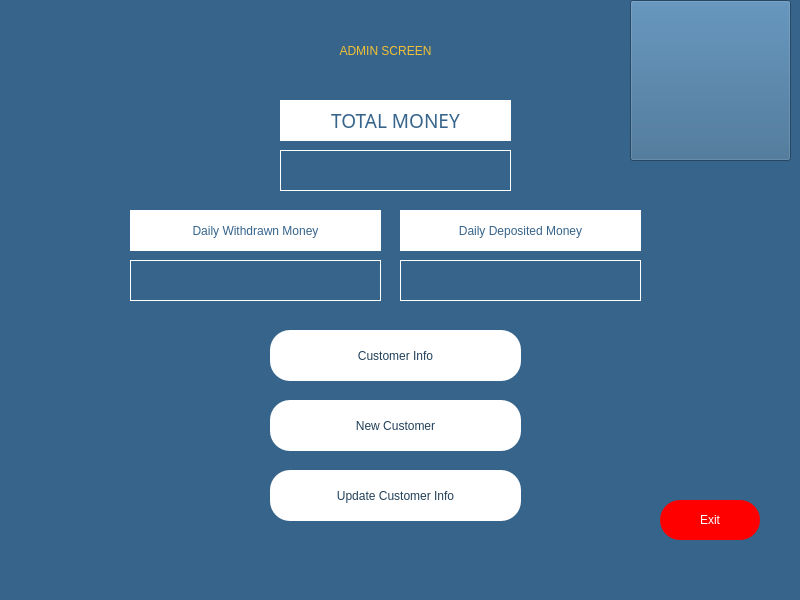
Old version of the form newadminpage.ui in the repository melihorhanyilmaz/Project.
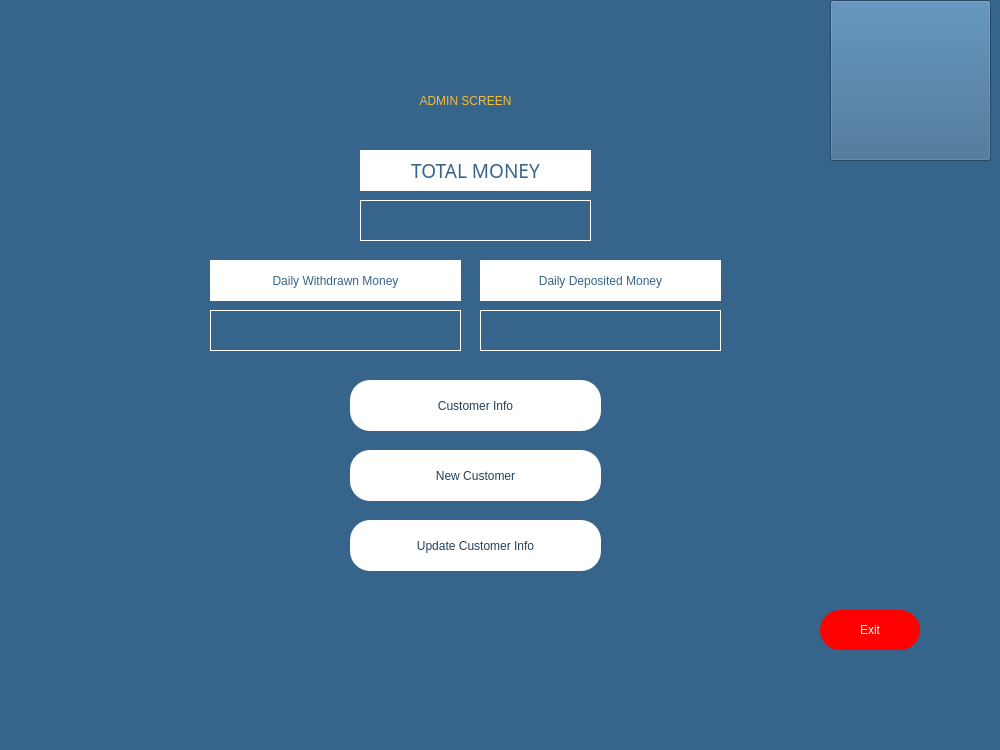
New version of the form. Icons and pictures are not drawn.

```diff
--- a/newadminpage.ui
+++ b/newadminpage.ui
@@ -6,8 +6,8 @@
    <rect>
     <x>0</x>
     <y>0</y>
-    <width>800</width>
-    <height>600</height>
+    <width>1000</width>
+    <height>750</height>
    </rect>
   </property>
   <property name="windowTitle">
@@ -20,8 +20,8 @@
    <widget class="QLabel" name="label_baslik">
     <property name="geometry">
      <rect>
-      <x>210</x>
-      <y>10</y>
+      <x>290</x>
+      <y>60</y>
       <width>351</width>
       <height>81</height>
      </rect>
@@ -40,8 +40,8 @@
    <widget class="QPushButton" name="B_updatecust">
     <property name="geometry">
      <rect>
-      <x>270</x>
-      <y>470</y>
+      <x>350</x>
+      <y>520</y>
       <width>251</width>
       <height>51</height>
      </rect>
@@ -75,8 +75,8 @@
    <widget class="QPushButton" name="B_newcust">
     <property name="geometry">
      <rect>
-      <x>270</x>
-      <y>400</y>
+      <x>350</x>
+      <y>450</y>
       <width>251</width>
       <height>51</height>
      </rect>
@@ -110,8 +110,8 @@
    <widget class="QPushButton" name="B_exit">
     <property name="geometry">
      <rect>
-      <x>660</x>
-      <y>500</y>
+      <x>820</x>
+      <y>610</y>
       <width>100</width>
       <height>40</height>
      </rect>
@@ -133,8 +133,8 @@
    <widget class="QPushButton" name="B_info">
     <property name="geometry">
      <rect>
-      <x>270</x>
-      <y>330</y>
+      <x>350</x>
+      <y>380</y>
       <width>251</width>
       <height>51</height>
      </rect>
@@ -168,8 +168,8 @@
    <widget class="QLabel" name="la_total">
     <property name="geometry">
      <rect>
-      <x>280</x>
-      <y>100</y>
+      <x>360</x>
+      <y>150</y>
       <width>231</width>
       <height>41</height>
      </rect>
@@ -198,8 +198,8 @@
    <widget class="QLabel" name="la_withdraw">
     <property name="geometry">
      <rect>
-      <x>130</x>
-      <y>210</y>
+      <x>210</x>
+      <y>260</y>
       <width>251</width>
       <height>41</height>
      </rect>
@@ -222,8 +222,8 @@
    <widget class="QLabel" name="la_deposit">
     <property name="geometry">
      <rect>
-      <x>400</x>
-      <y>210</y>
+      <x>480</x>
+      <y>260</y>
       <width>241</width>
       <height>41</height>
      </rect>
@@ -246,8 +246,8 @@
    <widget class="QLabel" name="la_totalmoney">
     <property name="geometry">
      <rect>
-      <x>280</x>
-      <y>150</y>
+      <x>360</x>
+      <y>200</y>
       <width>231</width>
       <height>41</height>
      </rect>
@@ -272,8 +272,8 @@
    <widget class="QLabel" name="la_dailywithdraw">
     <property name="geometry">
      <rect>
-      <x>130</x>
-      <y>260</y>
+      <x>210</x>
+      <y>310</y>
       <width>251</width>
       <height>41</height>
      </rect>
@@ -295,8 +295,8 @@
    <widget class="QLabel" name="la_dailydeposit">
     <property name="geometry">
      <rect>
-      <x>400</x>
-      <y>260</y>
+      <x>480</x>
+      <y>310</y>
       <width>241</width>
       <height>41</height>
      </rect>
@@ -318,7 +318,7 @@
    <widget class="QPushButton" name="pushButton">
     <property name="geometry">
      <rect>
-      <x>630</x>
+      <x>830</x>
       <y>0</y>
       <width>161</width>
       <height>161</height>
```
Left out of the diff: 2 changed lines with no effect on the pictures.
